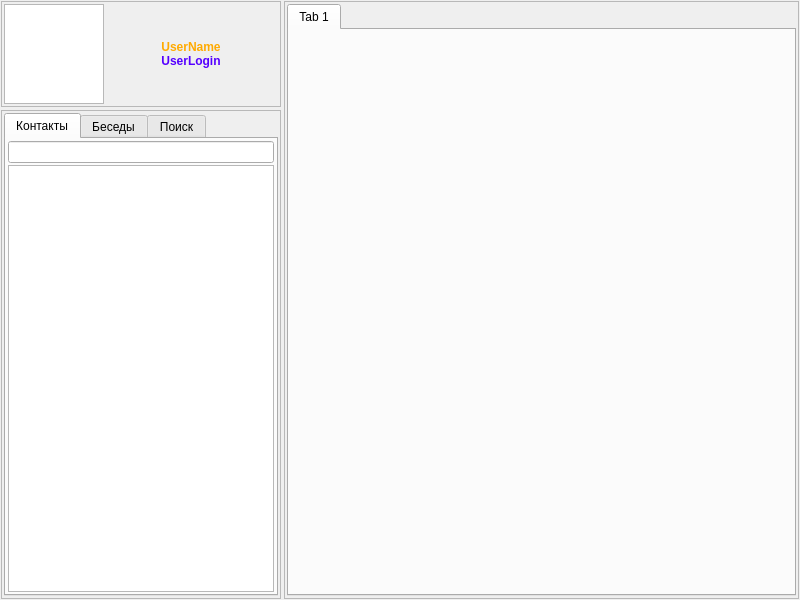
Old version of the form MSG_Client/Frames/MainFrame.ui in the repository KillerOfFriend/MSG.
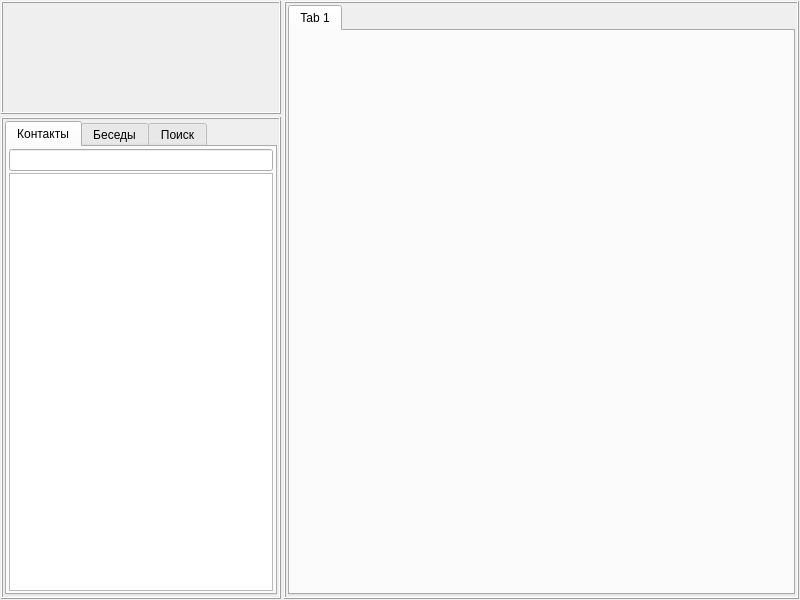
New version of the form. Custom widgets are drawn as their Qt base class.

What changed in the file:
```diff
--- a/MSG_Client/Frames/MainFrame.ui
+++ b/MSG_Client/Frames/MainFrame.ui
@@ -44,7 +44,7 @@
       </size>
      </property>
      <property name="frameShape">
-      <enum>QFrame::StyledPanel</enum>
+      <enum>QFrame::Box</enum>
      </property>
      <property name="frameShadow">
       <enum>QFrame::Raised</enum>
@@ -141,17 +141,17 @@
      <property name="minimumSize">
       <size>
        <width>280</width>
-       <height>0</height>
+       <height>113</height>
       </size>
      </property>
      <property name="maximumSize">
       <size>
        <width>280</width>
-       <height>106</height>
+       <height>113</height>
       </size>
      </property>
      <property name="frameShape">
-      <enum>QFrame::StyledPanel</enum>
+      <enum>QFrame::Box</enum>
      </property>
      <property name="frameShadow">
       <enum>QFrame::Raised</enum>
@@ -172,100 +172,8 @@
       <property name="spacing">
        <number>0</number>
       </property>
-      <item row="0" column="1">
-       <spacer name="UserHS1">
-        <property name="orientation">
-         <enum>Qt::Horizontal</enum>
-        </property>
-        <property name="sizeHint" stdset="0">
-         <size>
-          <width>40</width>
-          <height>20</height>
-         </size>
-        </property>
-       </spacer>
-      </item>
-      <item row="0" column="2">
-       <layout class="QVBoxLayout" name="UserParamsLayout">
-        <item>
-         <spacer name="UserVS1">
-          <property name="orientation">
-           <enum>Qt::Vertical</enum>
-          </property>
-          <property name="sizeHint" stdset="0">
-           <size>
-            <width>20</width>
-            <height>40</height>
-           </size>
-          </property>
-         </spacer>
-        </item>
-        <item>
-         <widget class="QLabel" name="UserNameLabel">
-          <property name="text">
-           <string>&lt;html&gt;&lt;head/&gt;&lt;body&gt;&lt;p&gt;&lt;span style=&quot; font-weight:600; color:#ffaa00;&quot;&gt;UserName&lt;/span&gt;&lt;/p&gt;&lt;/body&gt;&lt;/html&gt;</string>
-          </property>
-          <property name="textFormat">
-           <enum>Qt::AutoText</enum>
-          </property>
-          <property name="alignment">
-           <set>Qt::AlignCenter</set>
-          </property>
-         </widget>
-        </item>
-        <item>
-         <widget class="QLabel" name="UserLoginLabel">
-          <property name="text">
-           <string>&lt;html&gt;&lt;head/&gt;&lt;body&gt;&lt;p&gt;&lt;span style=&quot; font-weight:600; color:#5500ff;&quot;&gt;UserLogin&lt;/span&gt;&lt;/p&gt;&lt;/body&gt;&lt;/html&gt;</string>
-          </property>
-          <property name="alignment">
-           <set>Qt::AlignCenter</set>
-          </property>
-         </widget>
-        </item>
-        <item>
-         <spacer name="UserVS2">
-          <property name="orientation">
-           <enum>Qt::Vertical</enum>
-          </property>
-          <property name="sizeHint" stdset="0">
-           <size>
-            <width>20</width>
-            <height>40</height>
-           </size>
-          </property>
-         </spacer>
-        </item>
-       </layout>
-      </item>
-      <item row="0" column="3">
-       <spacer name="UserHS2">
-        <property name="orientation">
-         <enum>Qt::Horizontal</enum>
-        </property>
-        <property name="sizeHint" stdset="0">
-         <size>
-          <width>40</width>
-          <height>20</height>
-         </size>
-        </property>
-       </spacer>
-      </item>
       <item row="0" column="0">
-       <widget class="QGraphicsView" name="UserAvatarView">
-        <property name="minimumSize">
-         <size>
-          <width>100</width>
-          <height>100</height>
-         </size>
-        </property>
-        <property name="maximumSize">
-         <size>
-          <width>100</width>
-          <height>100</height>
-         </size>
-        </property>
-       </widget>
+       <widget class="TUserHeaderWidget" name="UserHeaderWidget" native="true"/>
       </item>
      </layout>
     </widget>
@@ -273,7 +181,7 @@
    <item row="0" column="1" rowspan="2">
     <widget class="QFrame" name="frame">
      <property name="frameShape">
-      <enum>QFrame::StyledPanel</enum>
+      <enum>QFrame::Box</enum>
      </property>
      <property name="frameShadow">
       <enum>QFrame::Raised</enum>
@@ -311,6 +219,14 @@
    </item>
   </layout>
  </widget>
+ <customwidgets>
+  <customwidget>
+   <class>TUserHeaderWidget</class>
+   <extends>QWidget</extends>
+   <header>Classes/UserHeaderWidget/UserHeaderWidget.h</header>
+   <container>1</container>
+  </customwidget>
+ </customwidgets>
  <resources/>
  <connections/>
 </ui>
```
